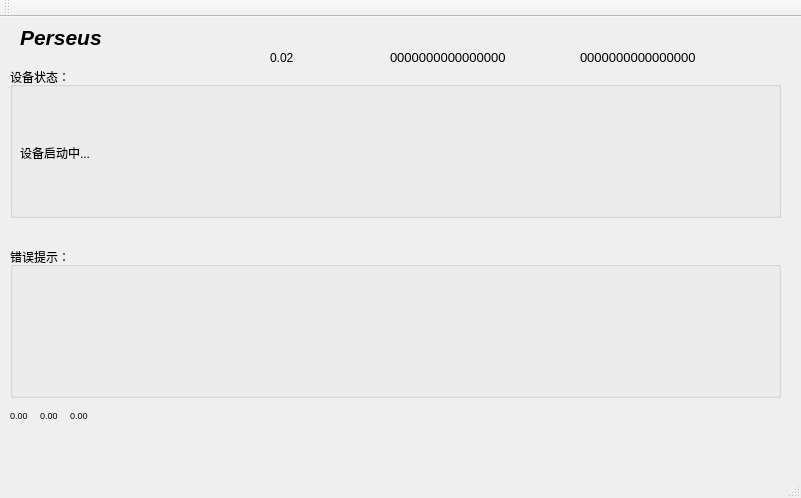
tkpclark/perseus, file ui_src/mainwindow.ui: the form before one commit.
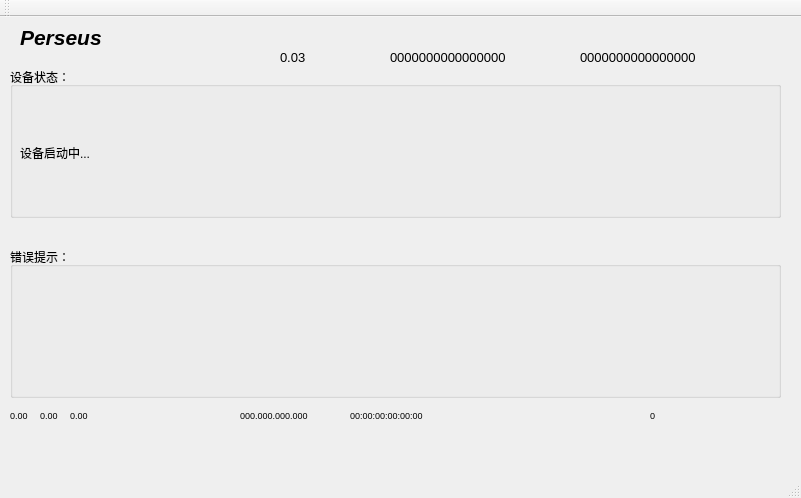
The form after the commit.

The edit to the form file:
```diff
--- a/ui_src/mainwindow.ui
+++ b/ui_src/mainwindow.ui
@@ -212,14 +212,73 @@
    <widget class="QLabel" name="label_5">
     <property name="geometry">
      <rect>
-      <x>270</x>
+      <x>650</x>
+      <y>390</y>
+      <width>41</width>
+      <height>16</height>
+     </rect>
+    </property>
+    <property name="font">
+     <font>
+      <pointsize>7</pointsize>
+     </font>
+    </property>
+    <property name="text">
+     <string>0</string>
+    </property>
+   </widget>
+   <widget class="QLabel" name="label_ip">
+    <property name="geometry">
+     <rect>
+      <x>240</x>
+      <y>390</y>
+      <width>101</width>
+      <height>16</height>
+     </rect>
+    </property>
+    <property name="font">
+     <font>
+      <pointsize>7</pointsize>
+     </font>
+    </property>
+    <property name="text">
+     <string>000.000.000.000</string>
+    </property>
+   </widget>
+   <widget class="QLabel" name="label_mac">
+    <property name="geometry">
+     <rect>
+      <x>350</x>
+      <y>390</y>
+      <width>101</width>
+      <height>16</height>
+     </rect>
+    </property>
+    <property name="font">
+     <font>
+      <pointsize>7</pointsize>
+     </font>
+    </property>
+    <property name="text">
+     <string>00:00:00:00:00:00</string>
+    </property>
+   </widget>
+   <widget class="QLabel" name="label_time_2">
+    <property name="geometry">
+     <rect>
+      <x>280</x>
       <y>20</y>
-      <width>81</width>
+      <width>41</width>
       <height>41</height>
      </rect>
     </property>
+    <property name="font">
+     <font>
+      <pointsize>10</pointsize>
+     </font>
+    </property>
     <property name="text">
-     <string>0.02</string>
+     <string>0.03</string>
     </property>
    </widget>
   </widget>
```
Left out of the diff: 4 changed lines with no effect on the pictures.
